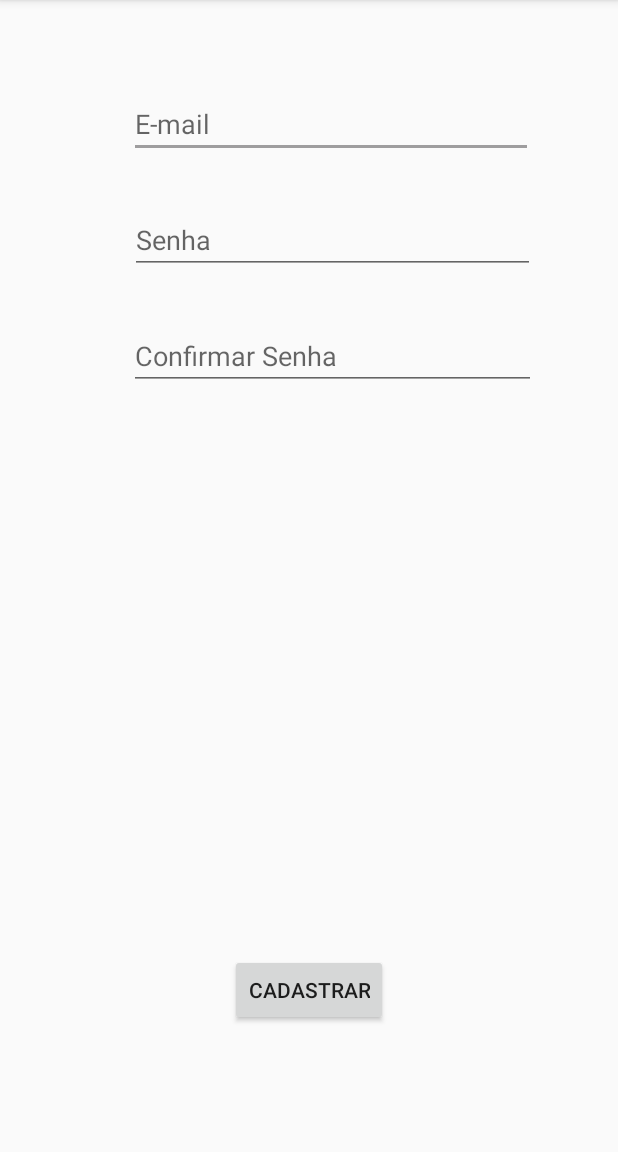
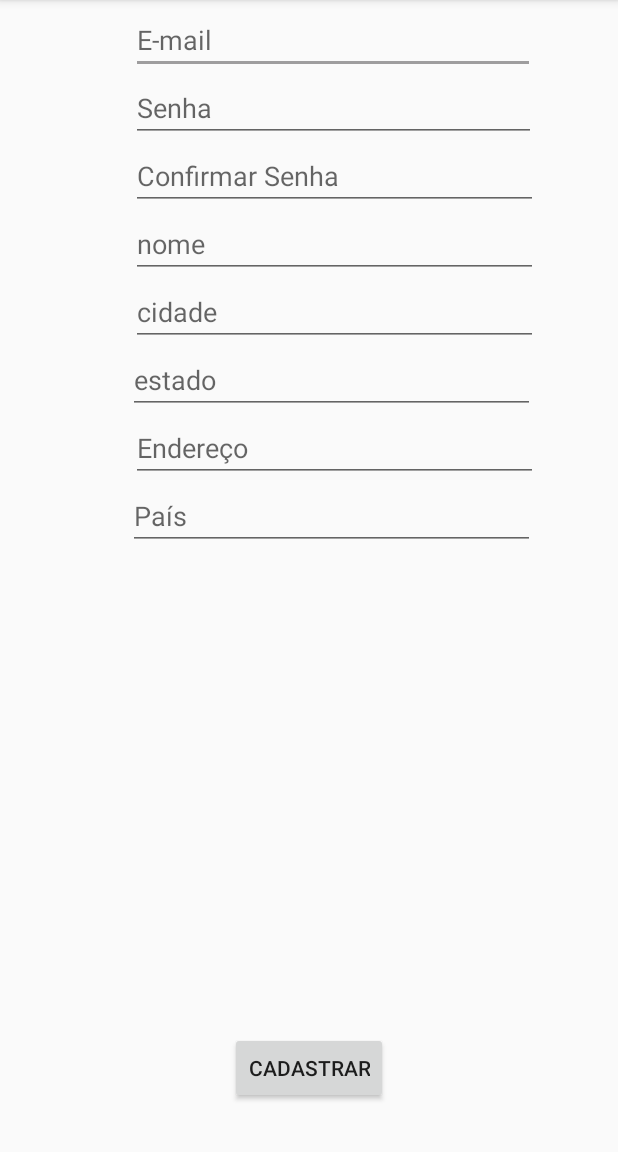
Before and after one commit to Edsonasciment/AppFinal, an Android app: the ActivityRegistrar screen opened directly, with no data from a screen before it, on a phone screen of 412 x 824 dp, the part 84-1236 px from its top. Run offline under Robolectric (Android 15) with nearby library versions, the phone set to English and light mode, and no system bars.

Commit message:
App finalizado

```diff
--- a/app/src/main/java/com/mt/tecinfo/finalapplication/ActivityRegistrar.java
+++ b/app/src/main/java/com/mt/tecinfo/finalapplication/ActivityRegistrar.java
@@ -24,6 +24,11 @@ public class ActivityRegistrar extends AppCompatActivity {
 
         final EditText novoEmail = findViewById(R.id.edt_novoEmail);
         final EditText novaSenha = findViewById(R.id.edt_NovaSenha);
+        final EditText nome = (EditText) findViewById(R.id.edit_nome);
+        final EditText cidade = (EditText) findViewById(R.id.edt_cidade);
+        final EditText estado = (EditText) findViewById(R.id.edt_estado);
+        final EditText endereco = (EditText) findViewById(R.id.edt_end);
+        final EditText pais = (EditText) findViewById(R.id.edt_pais);
         final EditText ConfirmaSenha = findViewById(R.id.edt_Confirmar);
         Button cadastrar = findViewById(R.id.btn_Cadastrar);
 
@@ -35,6 +40,11 @@ public class ActivityRegistrar extends AppCompatActivity {
                     SharedPreferences.Editor editor = meusDados.edit();
                     editor.putString("email", novoEmail.getText().toString());
                     editor.putString("senha", novaSenha.getText().toString());
+                    editor.putString("nome", nome.getText().toString());
+                    editor.putString("cidade", cidade.getText().toString());
+                    editor.putString("estado", estado.getText().toString());
+                    editor.putString("end", endereco.getText().toString());
+                    editor.putString("pais", pais.getText().toString());
 
                     editor.commit();
 
--- a/app/src/main/res/layout/activity_chamada.xml
+++ b/app/src/main/res/layout/activity_chamada.xml
@@ -16,7 +16,6 @@
         android:layout_marginEnd="8dp"
         android:layout_marginRight="8dp"
         android:layout_marginBottom="8dp"
-        android:text="89 986305893"
         android:textSize="30sp"
         app:layout_constraintBottom_toTopOf="@+id/displayNumero"
         app:layout_constraintEnd_toEndOf="parent"
@@ -37,8 +36,10 @@
         android:text="C"
         app:layout_constraintBottom_toTopOf="@+id/displayNumero"
         app:layout_constraintEnd_toEndOf="parent"
+        app:layout_constraintHorizontal_bias="0.394"
         app:layout_constraintStart_toEndOf="@+id/text_Numero"
-        app:layout_constraintTop_toTopOf="parent" />
+        app:layout_constraintTop_toTopOf="parent"
+        app:layout_constraintVertical_bias="1.0" />
 
     <LinearLayout
         android:id="@+id/displayNumero"
--- a/app/src/main/res/layout/activity_registrar.xml
+++ b/app/src/main/res/layout/activity_registrar.xml
@@ -12,14 +12,14 @@
         android:layout_height="wrap_content"
         android:layout_marginStart="8dp"
         android:layout_marginLeft="8dp"
-        android:layout_marginTop="60dp"
+        android:layout_marginTop="4dp"
         android:layout_marginEnd="8dp"
         android:layout_marginRight="8dp"
         android:ems="10"
         android:hint="E-mail"
         android:inputType="textPersonName"
         app:layout_constraintEnd_toEndOf="parent"
-        app:layout_constraintHorizontal_bias="0.614"
+        app:layout_constraintHorizontal_bias="0.626"
         app:layout_constraintStart_toStartOf="parent"
         app:layout_constraintTop_toTopOf="parent" />
 
@@ -29,14 +29,13 @@
         android:layout_height="wrap_content"
         android:layout_marginStart="8dp"
         android:layout_marginLeft="8dp"
-        android:layout_marginTop="32dp"
         android:layout_marginEnd="8dp"
         android:layout_marginRight="8dp"
         android:ems="10"
         android:hint="Senha"
         android:inputType="textPassword"
         app:layout_constraintEnd_toEndOf="parent"
-        app:layout_constraintHorizontal_bias="0.622"
+        app:layout_constraintHorizontal_bias="0.632"
         app:layout_constraintStart_toStartOf="parent"
         app:layout_constraintTop_toBottomOf="@+id/edt_novoEmail" />
 
@@ -48,7 +47,7 @@
         android:layout_marginLeft="8dp"
         android:layout_marginEnd="8dp"
         android:layout_marginRight="8dp"
-        android:layout_marginBottom="84dp"
+        android:layout_marginBottom="32dp"
         android:text="Cadastrar"
         app:layout_constraintBottom_toBottomOf="parent"
         app:layout_constraintEnd_toEndOf="parent"
@@ -61,15 +60,94 @@
         android:layout_height="wrap_content"
         android:layout_marginStart="8dp"
         android:layout_marginLeft="8dp"
-        android:layout_marginTop="32dp"
         android:layout_marginEnd="8dp"
         android:layout_marginRight="8dp"
         android:ems="10"
         android:hint="Confirmar Senha"
         android:inputType="textPassword"
         app:layout_constraintEnd_toEndOf="parent"
-        app:layout_constraintHorizontal_bias="0.628"
+        app:layout_constraintHorizontal_bias="0.639"
         app:layout_constraintStart_toStartOf="parent"
         app:layout_constraintTop_toBottomOf="@+id/edt_NovaSenha" />
 
+    <EditText
+        android:id="@+id/edit_nome"
+        android:layout_width="271dp"
+        android:layout_height="wrap_content"
+        android:layout_marginStart="8dp"
+        android:layout_marginLeft="8dp"
+        android:layout_marginEnd="8dp"
+        android:layout_marginRight="8dp"
+        android:ems="10"
+        android:hint="nome"
+        android:inputType="textPersonName"
+        app:layout_constraintEnd_toEndOf="parent"
+        app:layout_constraintHorizontal_bias="0.639"
+        app:layout_constraintStart_toStartOf="parent"
+        app:layout_constraintTop_toBottomOf="@+id/edt_Confirmar" />
+
+    <EditText
+        android:id="@+id/edt_cidade"
+        android:layout_width="271dp"
+        android:layout_height="wrap_content"
+        android:layout_marginStart="8dp"
+        android:layout_marginLeft="8dp"
+        android:layout_marginEnd="8dp"
+        android:layout_marginRight="8dp"
+        android:ems="10"
+        android:hint="cidade"
+        android:inputType="textPersonName"
+        app:layout_constraintEnd_toEndOf="parent"
+        app:layout_constraintHorizontal_bias="0.639"
+        app:layout_constraintStart_toStartOf="parent"
+        app:layout_constraintTop_toBottomOf="@+id/edit_nome" />
+
+    <EditText
+        android:id="@+id/edt_estado"
+        android:layout_width="271dp"
+        android:layout_height="wrap_content"
+        android:layout_marginStart="8dp"
+        android:layout_marginLeft="8dp"
+        android:layout_marginEnd="8dp"
+        android:layout_marginRight="8dp"
+        android:ems="10"
+        android:hint="estado"
+        android:inputType="textPersonName"
+        app:layout_constraintEnd_toEndOf="parent"
+        app:layout_constraintHorizontal_bias="0.618"
+        app:layout_constraintStart_toStartOf="parent"
+        app:layout_constraintTop_toBottomOf="@+id/edt_cidade" />
+
+    <EditText
+        android:id="@+id/edt_end"
+        android:layout_width="271dp"
+        android:layout_height="wrap_content"
+        android:layout_marginStart="8dp"
+        android:layout_marginLeft="8dp"
+        android:layout_marginEnd="8dp"
+        android:layout_marginRight="8dp"
+        android:ems="10"
+        android:hint="Endereço"
+        android:inputType="textPersonName"
+        app:layout_constraintEnd_toEndOf="parent"
+        app:layout_constraintHorizontal_bias="0.639"
+        app:layout_constraintStart_toStartOf="parent"
+        app:layout_constraintTop_toBottomOf="@+id/edt_estado" />
+
+    <EditText
+        android:id="@+id/edt_pais"
+        android:layout_width="271dp"
+        android:layout_height="wrap_content"
+        android:layout_marginStart="8dp"
+        android:layout_marginLeft="8dp"
+        android:layout_marginEnd="8dp"
+        android:layout_marginRight="8dp"
+        android:ems="10"
+        android:hint="País"
+        android:inputType="textPersonName"
+        app:layout_constraintEnd_toEndOf="parent"
+        app:layout_constraintHorizontal_bias="0.618"
+        app:layout_constraintStart_toStartOf="parent"
+        app:layout_constraintTop_toBottomOf="@+id/edt_end" />
+
 </android.support.constraint.ConstraintLayout>
```
Also changed, not shown: app/src/main/java/com/mt/tecinfo/finalapplication/ActivityMedia.java (+24 -0 lines), app/src/main/java/com/mt/tecinfo/finalapplication/MainActivity.java (+26 -0 lines), app/src/main/res/layout/activity_calculadora.xml (+16 -11 lines), app/src/main/res/layout/activity_media.xml (+7 -5 lines), app/src/main/res/layout/content_main.xml (+65 -99 lines), 2 other files.
